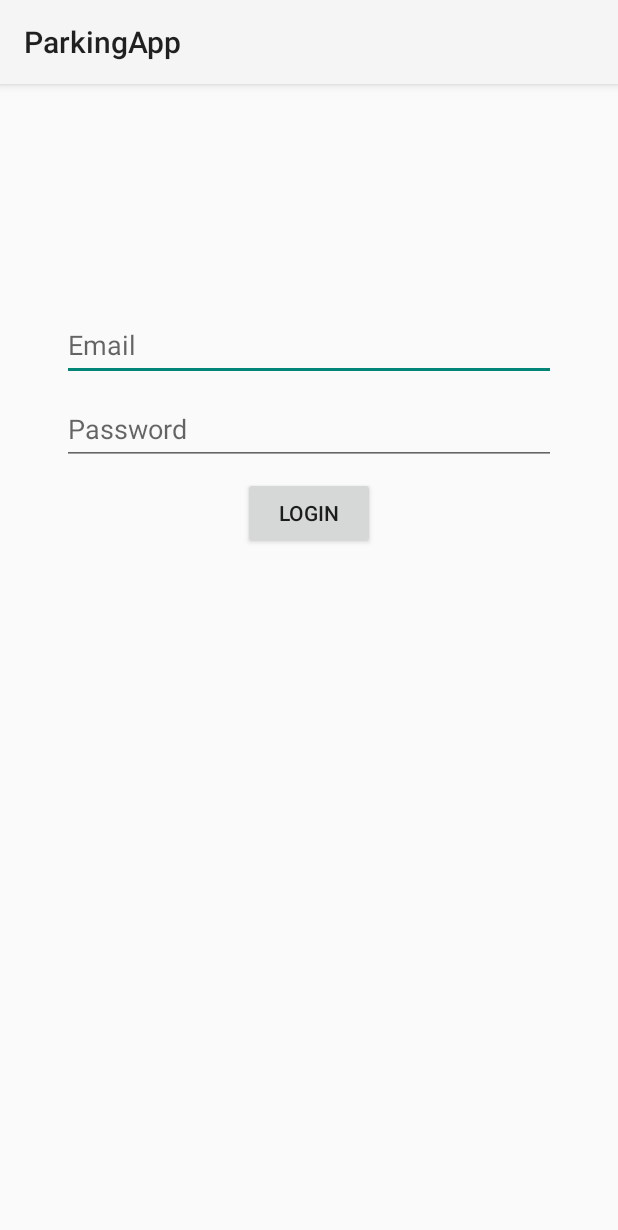
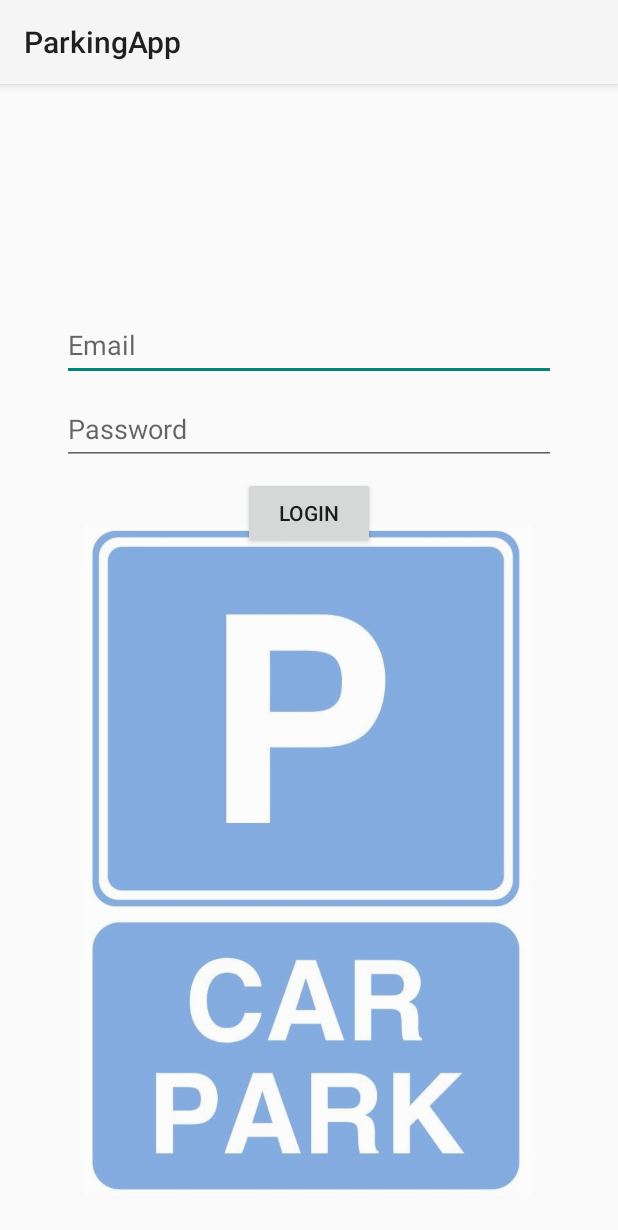
Before and after one commit to sarohusaini/ParkingApp, an Android app built with Jetpack Compose: the screen it shows after launch (LoginActivity), on a phone screen of 412 x 824 dp. Shown: the top 1230 px of the screen. Run offline under Robolectric (Android 15) with nearby library versions, the light colour scheme and no system bars; our stand-ins replace Firebase (no records; nobody signed in at launch, a user with empty details on screens opened directly).

Commit message:
Fourth commit

```diff
--- a/app/src/main/res/layout/activity_login.xml
+++ b/app/src/main/res/layout/activity_login.xml
@@ -5,6 +5,23 @@
     android:layout_width="match_parent"
     android:layout_height="match_parent"
     tools:context=".LoginActivity">
+
+    <!-- Optional: to make it semi-transparent -->
+
+    <ImageView
+        android:id="@+id/backgroundImageView"
+        android:layout_width="300dp"
+        android:layout_height="447dp"
+        android:alpha="0.5"
+        android:scaleType="centerCrop"
+        android:src="@drawable/parkingsign"
+        app:layout_constraintBottom_toBottomOf="parent"
+        app:layout_constraintEnd_toEndOf="parent"
+        app:layout_constraintHorizontal_bias="0.495"
+        app:layout_constraintStart_toStartOf="parent"
+        app:layout_constraintTop_toTopOf="parent"
+        app:layout_constraintVertical_bias="0.917"
+        tools:ignore="MissingConstraints" />
 
     <EditText
         android:id="@+id/emailEditText"
```
Also changed, not shown: app/src/main/java/com/example/parkingapp/MainActivity.kt (+1 -19 lines), app/src/main/res/values/themes.xml (+14 -3 lines), app/src/main/res/drawable/parkingsign.jpg.
